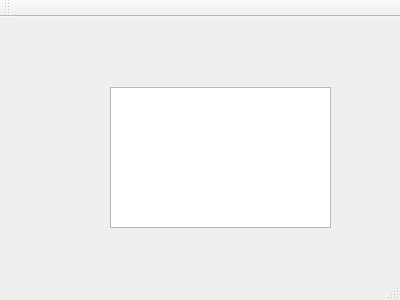
Above: mainwindow.ui from stoyan-shopov/blackmagic-gdbserver before the change. Below: the same form after it.
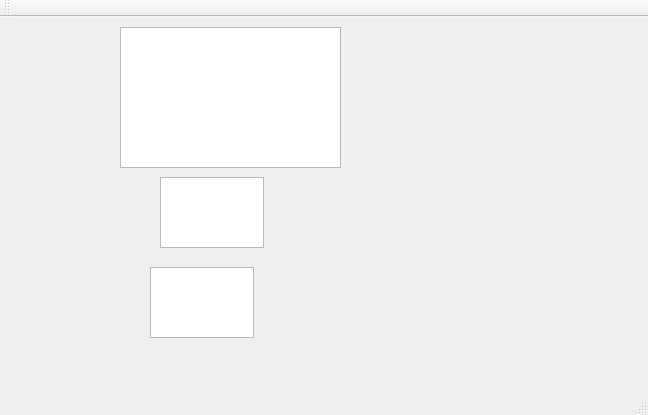
That is the form after the change.

Commit message: first working transparent gdb <-> blackmagic tcp server

The edit to the form file:
```diff
--- a/mainwindow.ui
+++ b/mainwindow.ui
@@ -6,8 +6,8 @@
    <rect>
     <x>0</x>
     <y>0</y>
-    <width>400</width>
-    <height>300</height>
+    <width>648</width>
+    <height>415</height>
    </rect>
   </property>
   <property name="windowTitle">
@@ -17,13 +17,33 @@
    <widget class="QPlainTextEdit" name="plainTextEditGdbserverLog">
     <property name="geometry">
      <rect>
-      <x>110</x>
-      <y>70</y>
+      <x>120</x>
+      <y>10</y>
       <width>221</width>
       <height>141</height>
      </rect>
     </property>
    </widget>
+   <widget class="QPlainTextEdit" name="plainTextEdit">
+    <property name="geometry">
+     <rect>
+      <x>160</x>
+      <y>160</y>
+      <width>104</width>
+      <height>71</height>
+     </rect>
+    </property>
+   </widget>
+   <widget class="QPlainTextEdit" name="plainTextEditBmDebug">
+    <property name="geometry">
+     <rect>
+      <x>150</x>
+      <y>250</y>
+      <width>104</width>
+      <height>71</height>
+     </rect>
+    </property>
+   </widget>
   </widget>
   <widget class="QMenuBar" name="menuBar">
    <property name="geometry">
```
Left out of the diff: 2 changed lines with no effect on the pictures. The commit also changes 2 other files.
